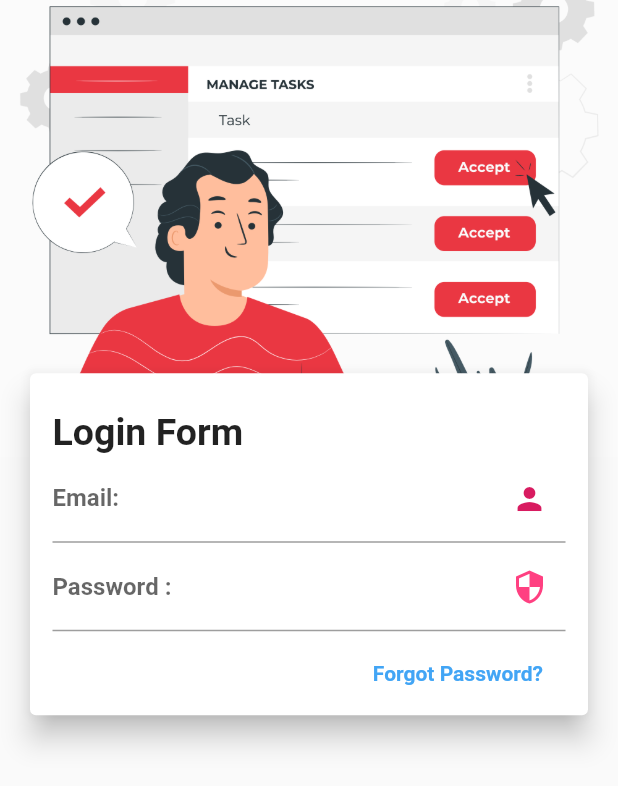
After one commit to syahjamal/lge_app, a Flutter app: the Login screen opened directly, on a phone screen of 412 x 824 dp. The commit adds this screen. Shown: the top 786 px of the screen. Run offline on Flutter 3.47's test engine with Material 2 defaults, Android fonts, the phone set to English and light mode, and no system bars.

Commit message:
Form login bagian 1

```diff
--- a/lib/get_started.dart
+++ b/lib/get_started.dart
@@ -12,8 +12,8 @@ class GetStarted extends StatelessWidget {
           children: <Widget>[
             //===Start-Komentar-1: Gambar===
             Container(
-              margin: EdgeInsets.only(left: 20, right: 20),
-              height: MediaQuery.of(context).size.height / 2.3,
+              margin: EdgeInsets.only(left: 2, right: 2),
+              height: MediaQuery.of(context).size.height / 2.7,
               decoration: BoxDecoration(
                   color: Colors.white10,
                   image:
@@ -40,6 +40,7 @@ class GetStarted extends StatelessWidget {
             //==Start Komentar-3==
             Padding(
               padding: const EdgeInsets.only(left: 10, right: 10, top: 30),
+              // ignore: deprecated_member_use
               child: RaisedButton(
                 onPressed: () {
                   // Navigator.pushReplacement(context, /login)
@@ -51,7 +52,7 @@ class GetStarted extends StatelessWidget {
                 child: Container(
                   decoration: const BoxDecoration(
                     gradient: LinearGradient(
-                      colors: <Color>[Color(0xffee0000), Color(0xFFE2E6EC)],
+                      colors: <Color>[Color(0xffa88e8e), Color(0xFFB30B20)],
                     ),
                     borderRadius: BorderRadius.all(
                       Radius.circular(80.0),
--- /dev/null
+++ b/lib/login.dart
@@ -0,0 +1,134 @@
+import 'package:flutter/material.dart';
+
+class Login extends StatelessWidget {
+  @override
+  Widget build(BuildContext context) {
+    return Scaffold(
+      body: MediaQuery.of(context).orientation == Orientation.landscape
+          ? SingleChildScrollView(child: ContentArea())
+          : ContentArea(),
+    );
+  }
+}
+
+class ContentArea extends StatelessWidget {
+  const ContentArea({
+    Key key,
+  }) : super(key: key);
+
+  @override
+  Widget build(BuildContext context) {
+    return Column(
+      mainAxisSize: MainAxisSize.min,
+      children: <Widget>[
+        //===KOMENTAR-1===
+        FormLogin(),
+      ],
+    );
+  }
+}
+
+class FormLogin extends StatelessWidget {
+  const FormLogin({
+    Key key,
+  }) : super(key: key);
+
+  @override
+  Widget build(BuildContext context) {
+    return Flexible(
+      flex: 2,
+      child: Stack(
+        children: <Widget>[
+          Container(
+            height: MediaQuery.of(context).size.height,
+          ),
+          Container(
+            height: MediaQuery.of(context).size.height / 2.7,
+            decoration: BoxDecoration(
+              color: Colors.white10,
+              image: DecorationImage(
+                image: AssetImage('images/header_login.png'),
+                fit: BoxFit.cover,
+              ),
+            ),
+          ),
+          Positioned(
+            top: MediaQuery.of(context).size.height / 3.6,
+            child: Container(
+              width: MediaQuery.of(context).size.width,
+              child: Card(
+                margin: const EdgeInsets.all(20.0),
+                elevation: 8,
+                child: Padding(
+                  padding: const EdgeInsets.all(15.0),
+                  child: Column(
+                    crossAxisAlignment: CrossAxisAlignment.start,
+                    children: <Widget>[
+                      Padding(
+                        padding: const EdgeInsets.only(top: 10),
+                        child: Text(
+                          "Login Form",
+                          style: TextStyle(
+                            fontWeight: FontWeight.bold,
+                            fontSize: 25,
+                          ),
+                        ),
+                      ),
+                      TextField(
+                        decoration: InputDecoration(
+                          suffixIcon: Icon(
+                            Icons.person,
+                            color: Colors.pink[600],
+                          ),
+                          focusedBorder: UnderlineInputBorder(
+                            borderSide: BorderSide(
+                              color: Colors.pinkAccent,
+                            ),
+                          ),
+                          labelText: "Email: ",
+                          labelStyle: TextStyle(
+                            fontWeight: FontWeight.bold,
+                          ),
+                        ),
+                      ),
+                      TextField(
+                        decoration: InputDecoration(
+                          suffixIcon: Icon(
+                            Icons.security,
+                            color: Colors.pinkAccent,
+                          ),
+                          focusedBorder: UnderlineInputBorder(
+                            borderSide: BorderSide(
+                              color: Colors.pinkAccent,
+                            ),
+                          ),
+                          labelText: "Password :",
+                          labelStyle: TextStyle(
+                            fontWeight: FontWeight.bold,
+                          ),
+                        ),
+                      ),
+                      Padding(
+                          padding: const EdgeInsets.only(
+                              top: 20, bottom: 5, right: 15.0),
+                          child: Align(
+                            alignment: Alignment.bottomRight,
+                            child: Text(
+                              "Forgot Password?",
+                              style: TextStyle(
+                                color: Colors.blue[400],
+                                fontWeight: FontWeight.bold,
+                              ),
+                            ),
+                          )),
+                    ],
+                  ),
+                ),
+              ),
+            ),
+          )
+        ],
+      ),
+    );
+  }
+}
--- a/pubspec.yaml
+++ b/pubspec.yaml
@@ -51,6 +51,7 @@ flutter:
     - images/lg-logo-9.png
     - images/lge.png
     - images/fruit.png
+    - images/header_login.png
   #   - images/a_dot_ham.jpeg
 
   # An image asset can refer to one or more resolution-specific "variants", see
```
Also changed, not shown: images/header_login.png (added).
